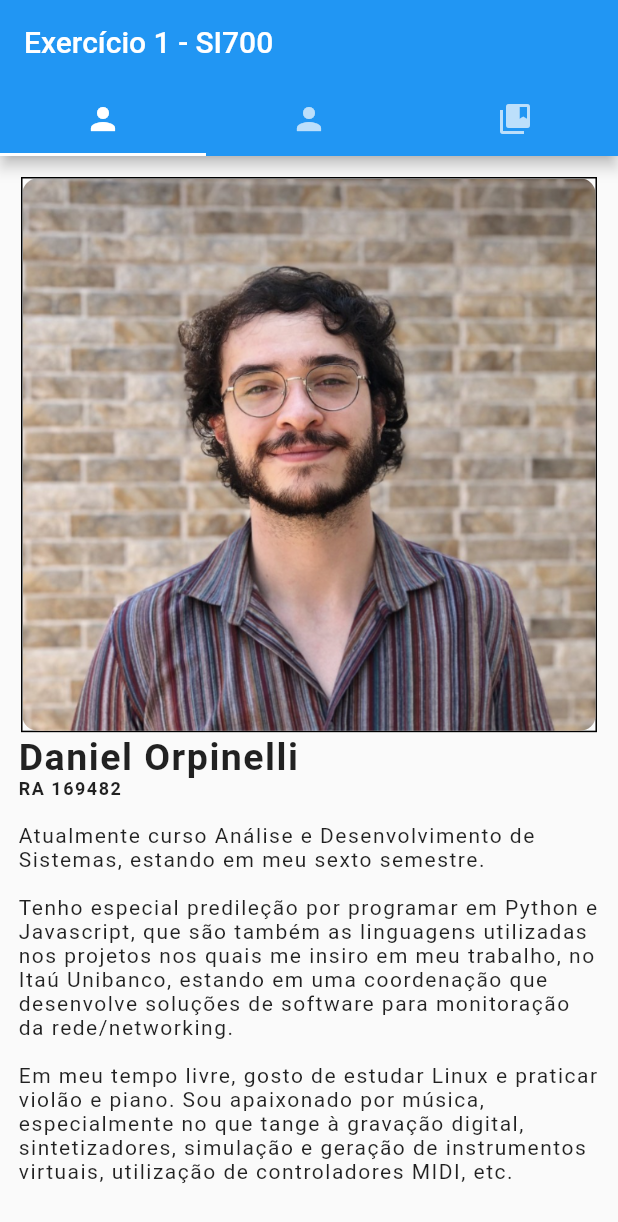
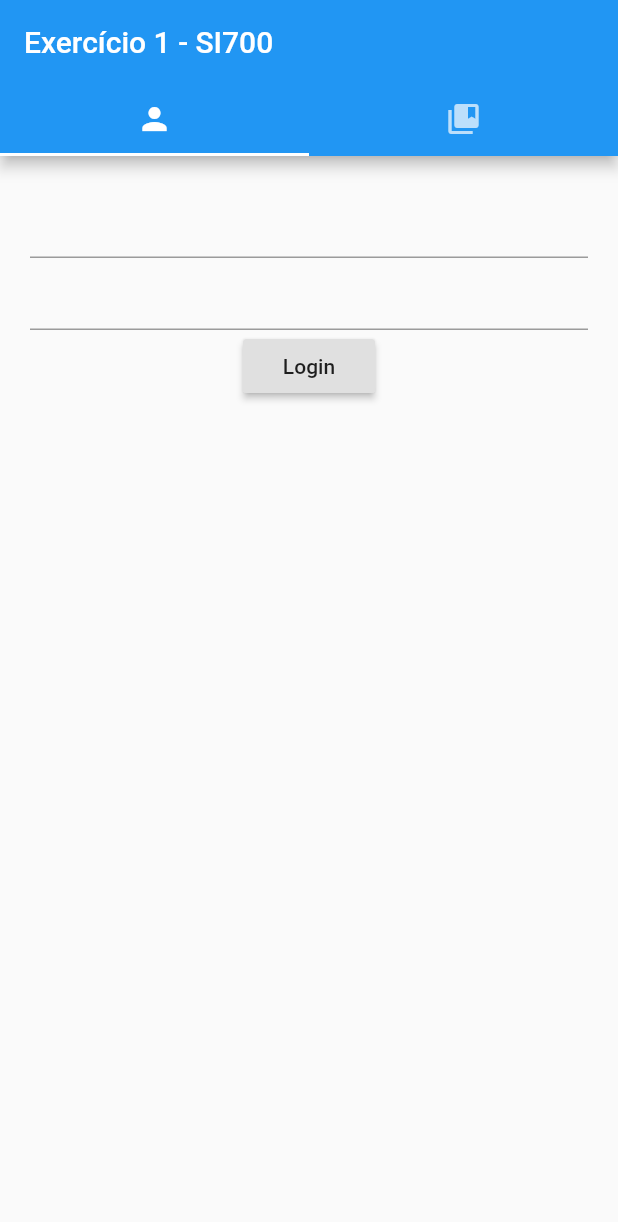
Before and after one commit to danielorp/si700-unicamp, a Flutter app: the screen it shows after launch, after a tap on the "add" icon, on a phone screen of 412 x 824 dp. Shown: the top 1222 px of the screen. Run offline on Flutter 3.47's test engine with Material 2 defaults, Android fonts, the phone set to English and light mode, and no system bars.

```diff
--- a/lib/mainWidget.dart
+++ b/lib/mainWidget.dart
@@ -14,112 +14,130 @@ class MyFirstApp extends StatelessWidget {
     return MaterialApp(
         title: 'Meu primeiro app!',
         home: DefaultTabController(
-          length: 3,
+          length: 2,
           child: Scaffold(
               appBar: AppBar(
                 title: Text(UPPER_TITLE),
                 bottom: TabBar(tabs: [
                   Tab(icon: Icon(Icons.person)),
-                  Tab(icon: Icon(Icons.person)),
                   Tab(icon: Icon(Icons.collections_bookmark))
                 ]),
               ),
-              body: TabBarView(children: [
-                Center(child: generateProfileViewDaniel()),
-                Center(child: generateProfileViewGustavo()),
-                Center(child: generateContentView()),
-              ])),
+              body: TabBarView(
+                  children: [MyFirstFormWidget(), MySecondFormWidget()])),
         ));
   }
 }
 
-Widget generateContentView() {
-  return Center(
-      child: ListView(
-    padding: const EdgeInsets.all(12),
-    children: [
-      Container(
-        margin: EdgeInsets.all(50),
-        child: ClipRRect(
-            borderRadius: BorderRadius.circular(10),
-            child: Image.asset('assets/images/github.png')),
-      ),
-      Text('Github Guide',
-          style: TextStyle(
-            fontSize: 25,
-            fontWeight: FontWeight.bold,
-            letterSpacing: 1,
-          )),
-      Text(
-          '\nUma questão emergente ao se aprender uma nova linguagem de programação, seus principais paradigmas e arquiteturas, '
-          'é a dúvida: estou organizando e codificando da melhor maneira possível, a fim de que se tenha uma base de código '
-          'escalável e extensível?\n'
-          '\nMesmo conhecendo os principais design patterns, boas práticas e tendo em mãos a documentação do framework utilizado, '
-          'pode não ser fácil para um iniciante juntar todas essas peças. Entretanto, isso pode se tornar mais fácil se utilizarmos '
-          'como molde uma base de código madura, revisada por muitos programadores, que resolve problemas comuns do dia-a-dia de todo programador.\n '
-          '\nO objetivo do aplicativo será ajudar o usuário, a partir das respostas de um simples '
-          'questionário que traçará seu perfil, a conhecer e navegar pelos repositórios e projetos Open Source mais famosos '
-          'e, por consequência, pela Lei de Linus, mais bem estruturados.\n',
-          style: TextStyle(
-            fontSize: 14,
-            letterSpacing: 1,
-          ),
-          textAlign: TextAlign.left),
-      Text('"Given enough eyeballs, all bugs are shallow."\n',
-          style: TextStyle(
-              fontSize: 16, letterSpacing: 1, fontStyle: FontStyle.italic),
-          textAlign: TextAlign.center),
-      Text('Eric S. Raymond',
-          style: TextStyle(
-              fontSize: 14, letterSpacing: 1, fontWeight: FontWeight.bold),
-          textAlign: TextAlign.right),
-    ],
-  ));
+class LoginData {
+  String username = "";
+  String password = "";
+
+  doSomething() {
+    print("Username: $username");
+    print("Password: $password");
+    print("");
+  }
 }
 
-Widget generateProfileViewDaniel() {
-  return Center(
-      child: ListView(
-    padding: const EdgeInsets.all(12),
-    children: [
-      Container(
-        margin: EdgeInsets.all(2),
-        decoration: BoxDecoration(
-            borderRadius: BorderRadius.circular(0),
-            border: Border.all(color: Colors.black)),
-        child: ClipRRect(
-            borderRadius: BorderRadius.circular(10),
-            child: Image.asset('assets/images/daniel.png')),
-      ),
-      Text('Daniel Orpinelli',
-          style: TextStyle(
-            fontSize: 25,
-            fontWeight: FontWeight.bold,
-            letterSpacing: 1,
-          )),
-      Text('RA 169482',
-          style: TextStyle(
-            fontSize: 12,
-            fontWeight: FontWeight.bold,
-            letterSpacing: 1,
-          )),
-      Text(
-          '\nAtualmente curso Análise e Desenvolvimento de Sistemas, estando em meu sexto semestre.'
-          '\n\nTenho especial predileção por programar em Python e Javascript, que são também as linguagens utilizadas '
-          'nos projetos nos quais me insiro em meu trabalho, no Itaú Unibanco, estando em uma coordenação que desenvolve soluções '
-          'de software para monitoração da rede/networking. '
-          '\n\nEm meu tempo livre, gosto de estudar Linux e praticar violão e piano. Sou apaixonado por música, especialmente no que '
-          'tange à gravação digital, sintetizadores, simulação e geração de instrumentos virtuais, utilização de controladores MIDI, etc.',
-          style: TextStyle(
-            fontSize: 14,
-            letterSpacing: 1,
-          ),
-          textAlign: TextAlign.left),
-    ],
-  ));
+class MyFirstFormWidget extends StatelessWidget {
+  final GlobalKey<FormState> formKey = new GlobalKey<FormState>();
+  final LoginData loginData = new LoginData();
+
+  @override
+  Widget build(BuildContext context) {
+    return Container(
+        padding: EdgeInsets.all(20.0),
+        child: Form(
+          key: formKey,
+          child: Column(children: [
+            TextFormField(
+              keyboardType: TextInputType.emailAddress,
+              validator: (String inValue) {
+                if (inValue.length == 0) {
+                  return "Please entender username";
+                }
+                return null;
+              },
+              onSaved: (String inValue) {
+                loginData.username = inValue;
+              },
+            ),
+            TextFormField(
+                obscureText: true,
+                validator: (String inValue) {
+                  if (inValue.length < 10) {
+                    return "Password precisa ser maior do que 10 caracteres";
+                  }
+                  return null;
+                },
+                onSaved: (String inValue) {
+                  loginData.password = inValue;
+                }),
+            RaisedButton(
+                child: Text("Login"),
+                onPressed: () {
+                  if (formKey.currentState.validate()) {
+                    formKey.currentState.save();
+                  }
+                })
+          ]),
+        ));
+  }
 }
 
-Widget generateProfileViewGustavo() {
+class SecondFormData {
+  var checkboxValue = false;
+  var switchValue = false;
+  var sliderValue = .3;
+  var radioValue = 1;
+
+  doSomething() {
+    print("Checkbox: $checkboxValue");
+    print("Switch: $switchValue");
+    print("Slider: $sliderValue");
+    print("Radio: $radioValue");
+  }
+}
+
+class MySecondFormWidget extends StatefulWidget {
+  final SecondFormData otherData = new SecondFormData();
+
+  @override
+  State<StatefulWidget> createState() {
+    return _MySecondFormWidgetState(otherData);
+  }
+}
+
+class _MySecondFormWidgetState extends State<MySecondFormWidget> {
+  GlobalKey<FormState> formKey = new GlobalKey<FormState>();
+  final SecondFormData otherData;
+
+  _MySecondFormWidgetState(this.otherData);
+
+  @override
+  Widget build(BuildContext context) {
+    return Container(
+      child: Form(
+          key: formKey,
+          child: Column(
+            children: [
+              Checkbox(
+                onChanged: (bool inValue) {
+                  setState(() {
+                    otherData.checkboxValue = inValue;
+                  });
+                },
+                value: otherData.checkboxValue,
+              ),
+            ],
+          )),
+      padding: EdgeInsets.all(50.0),
+    );
+  }
+}
+
+Widget generateForm() {
   return Center(
       child: ListView(
     padding: const EdgeInsets.all(12),
```
